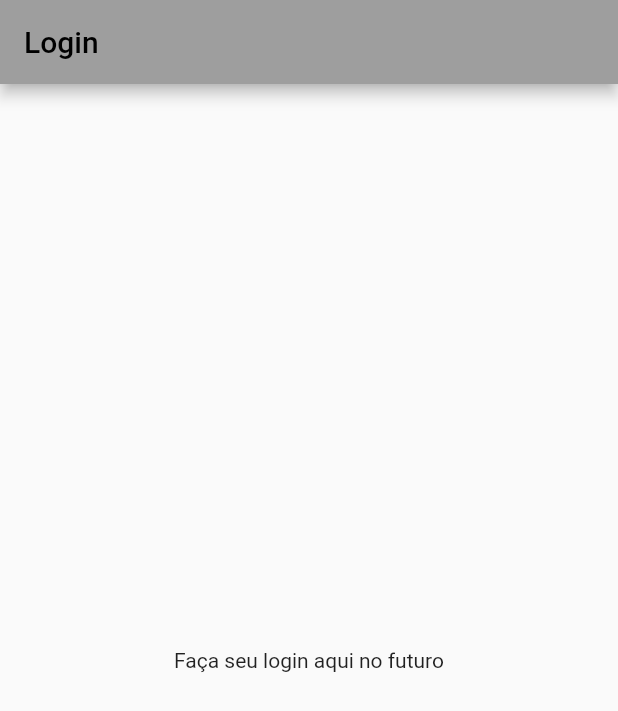
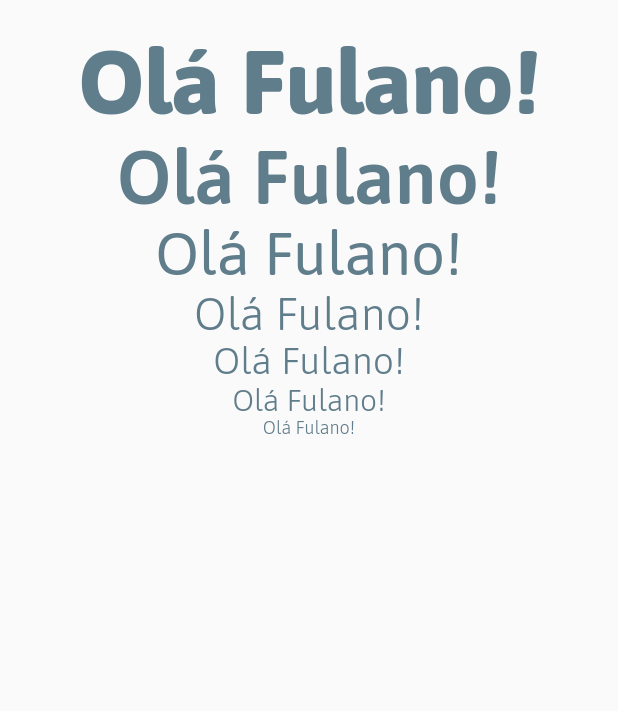
Before and after one commit to GianCarloRumachella/loginApp, a Flutter app: the screen it shows after launch, on a phone screen of 412 x 824 dp. Shown: the top 711 px of the screen. Run offline on Flutter 3.47's test engine with Material 2 defaults, Android fonts, the phone set to English and light mode, and no system bars; our stand-ins replace device_preview, flutter_modular.

Commit message:
created widgets
scaffold, loginPage,

create textStyle and import fonts

```diff
--- /dev/null
+++ b/login_app/lib/app_typography.dart
@@ -0,0 +1,46 @@
+import 'package:flutter/material.dart';
+
+class AppTypography {
+  static TextStyle titleBig = const TextStyle(
+    color: Colors.blueGrey,
+    fontWeight: FontWeight.w800,
+    fontSize: 60,
+    fontFamily: 'Asap',
+  );
+  static TextStyle titleMedium = const TextStyle(
+    color: Colors.blueGrey,
+    fontWeight: FontWeight.w600,
+    fontSize: 50,
+    fontFamily: 'Asap',
+  );
+  static TextStyle titleSmall = const TextStyle(
+    color: Colors.blueGrey,
+    fontWeight: FontWeight.w400,
+    fontSize: 40,
+    fontFamily: 'Asap',
+  );
+  static TextStyle textBig = const TextStyle(
+    color: Colors.blueGrey,
+    fontWeight: FontWeight.w300,
+    fontSize: 30,
+    fontFamily: 'Asap',
+  );
+  static TextStyle textMedium = const TextStyle(
+    color: Colors.blueGrey,
+    fontWeight: FontWeight.w300,
+    fontSize: 25,
+    fontFamily: 'Asap',
+  );
+  static TextStyle textSmall = const TextStyle(
+    color: Colors.blueGrey,
+    fontWeight: FontWeight.w300,
+    fontSize: 20,
+    fontFamily: 'Asap',
+  );
+  static TextStyle overline = const TextStyle(
+    color: Colors.blueGrey,
+    fontWeight: FontWeight.w300,
+    fontSize: 12,
+    fontFamily: 'Asap',
+  );
+}
--- /dev/null
+++ b/login_app/lib/modules/core/ui/widgets/app_scaffold_widget.dart
@@ -0,0 +1,79 @@
+import 'package:flutter/material.dart';
+import 'package:flutter_modular/flutter_modular.dart';
+
+class AppScaffoldWidget extends StatefulWidget {
+  final bool hasAppBar;
+  final String title;
+  final Widget body;
+  final Widget? bottom;
+  final EdgeInsets padding;
+  final void Function()? onIconPressed;
+  final void Function()? onTap;
+  final bool showLeading;
+
+  const AppScaffoldWidget({
+    super.key,
+    this.hasAppBar = true,
+    this.title = '',
+    required this.body,
+    this.padding = const EdgeInsets.all(20),
+    this.onIconPressed,
+    this.showLeading = true,
+    this.bottom,
+    this.onTap,
+  });
+
+  @override
+  State<AppScaffoldWidget> createState() => _AppScaffoldWidgetState();
+}
+
+class _AppScaffoldWidgetState extends State<AppScaffoldWidget> {
+  @override
+  Widget build(BuildContext context) {
+    return GestureDetector(
+      onTap: widget.onTap ?? () => FocusManager.instance.primaryFocus?.unfocus(),
+      child: Scaffold(
+        appBar: widget.hasAppBar
+            ? AppBar(
+                elevation: 0,
+                title: Text(
+                  widget.title,
+                  style: const TextStyle(
+                    fontSize: 25,
+                    color: Colors.amber,
+                    fontWeight: FontWeight.w700,
+                  ),
+                ),
+                centerTitle: true,
+                backgroundColor: Colors.redAccent,
+                leading: widget.showLeading
+                    ? IconButton(
+                        onPressed: widget.onIconPressed ??
+                            () async {
+                              Modular.to.pop();
+                            },
+                        icon: const Icon(
+                          Icons.arrow_back,
+                        ),
+                      )
+                    : null,
+              )
+            : null,
+        body: SafeArea(
+          child: Padding(
+            padding: widget.padding,
+            child: Column(
+              children: [
+                widget.body,
+              ],
+            ),
+          ),
+        ),
+        bottomNavigationBar: Padding(
+          padding: const EdgeInsets.symmetric(vertical: 20, horizontal: 20),
+          child: widget.bottom,
+        ),
+      ),
+    );
+  }
+}
--- a/login_app/lib/modules/login/presentation/pages/login_home.dart
+++ b/login_app/lib/modules/login/presentation/pages/login_home.dart
@@ -1,4 +1,6 @@
 import 'package:flutter/material.dart';
+import 'package:login_app/app_typography.dart';
+import 'package:login_app/modules/core/ui/widgets/app_scaffold_widget.dart';
 
 class LoginHome extends StatefulWidget {
   const LoginHome({super.key});
@@ -10,12 +12,53 @@ class LoginHome extends StatefulWidget {
 class _LoginHomeState extends State<LoginHome> {
   @override
   Widget build(BuildContext context) {
-    return Scaffold(
-      appBar: AppBar(
-        title: const Text('Login'),
-      ),
-      body: const Center(
-        child: Text('Faça seu login aqui no futuro'),
+    return AppScaffoldWidget(
+      hasAppBar: false,
+      body: Column(
+        children: [
+          Center(
+            child: Text(
+              'Olá Fulano!',
+              style: AppTypography.titleBig,
+            ),
+          ),
+          Center(
+            child: Text(
+              'Olá Fulano!',
+              style: AppTypography.titleMedium,
+            ),
+          ),
+          Center(
+            child: Text(
+              'Olá Fulano!',
+              style: AppTypography.titleSmall,
+            ),
+          ),
+          Center(
+            child: Text(
+              'Olá Fulano!',
+              style: AppTypography.textBig,
+            ),
+          ),
+          Center(
+            child: Text(
+              'Olá Fulano!',
+              style: AppTypography.textMedium,
+            ),
+          ),
+          Center(
+            child: Text(
+              'Olá Fulano!',
+              style: AppTypography.textSmall,
+            ),
+          ),
+          Center(
+            child: Text(
+              'Olá Fulano!',
+              style: AppTypography.overline,
+            ),
+          ),
+        ],
       ),
     );
   }
```
Also changed, not shown: login_app/pubspec.yaml (+8 -0 lines), login_app/assets/fonts/asap.ttf (added).
